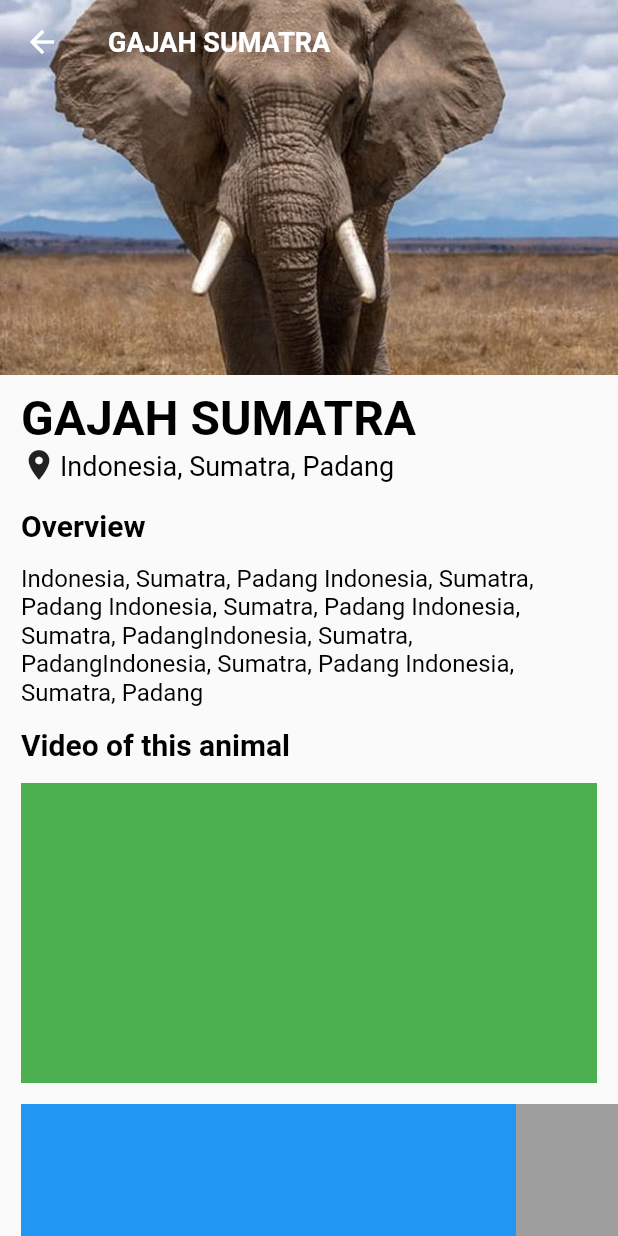
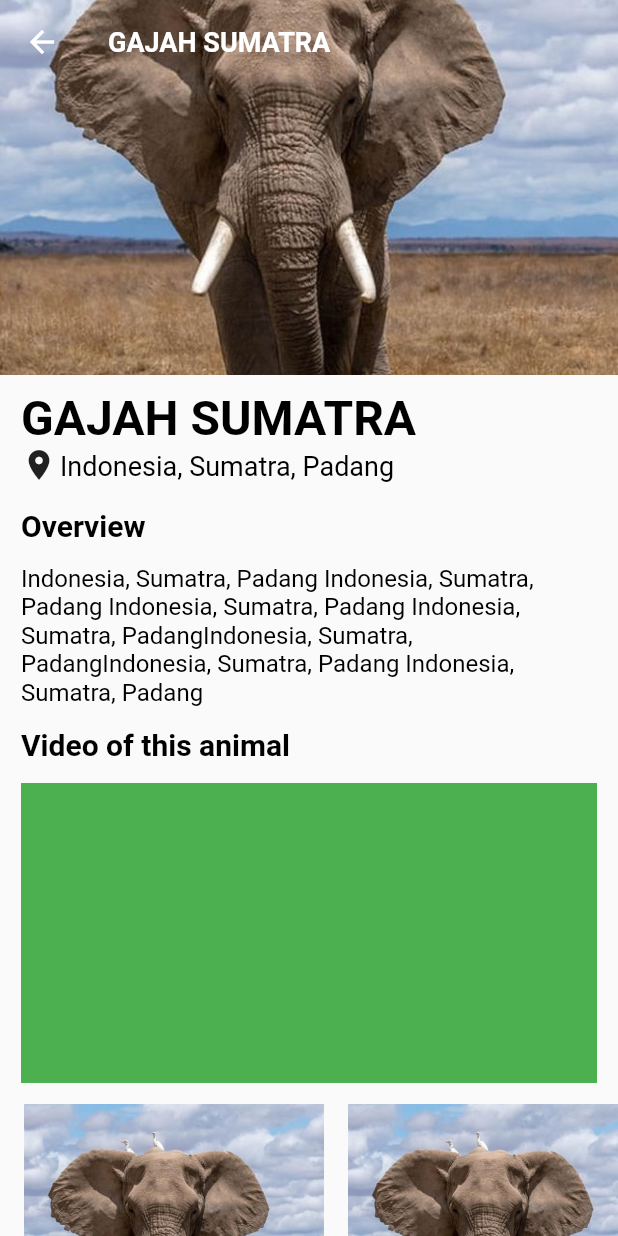
Before and after one commit to AdamAbd/animals_app, a Flutter app: the screen it shows after launch, after a tap on "GAJAH SUMATRA", on a phone screen of 412 x 824 dp. Run offline on Flutter 3.47's test engine with Material 2 defaults, Android fonts, the phone set to English and light mode, and no system bars.

Commit message:
add list of image

```diff
--- a/lib/model/animals_data.dart
+++ b/lib/model/animals_data.dart
@@ -2,12 +2,14 @@ import 'package:flutter/cupertino.dart';
 
 class AnimalsData {
   String name, image, location, desc;
+  List imageList;
 
   AnimalsData({
     @required this.name,
     @required this.image,
     @required this.location,
     @required this.desc,
+    @required this.imageList,
   });
 }
 
@@ -18,6 +20,7 @@ var animalList = {
     location: "Indonesia, Sumatra, Padang",
     desc:
         "Indonesia, Sumatra, Padang Indonesia, Sumatra, Padang Indonesia, Sumatra, Padang Indonesia, Sumatra, PadangIndonesia, Sumatra, PadangIndonesia, Sumatra, Padang Indonesia, Sumatra, Padang ",
+    imageList: ["assets/gajah.jpg", "assets/gajah.jpg", "assets/gajah.jpg"],
   ),
   AnimalsData(
     name: "1 GAJAH SUMATRA",
@@ -25,6 +28,7 @@ var animalList = {
     location: "Indonesia, Sumatra, Padang",
     desc:
         "Indonesia, Sumatra, Padang Indonesia, Sumatra, Padang Indonesia, Sumatra, Padang Indonesia, Sumatra, PadangIndonesia, Sumatra, PadangIndonesia, Sumatra, Padang Indonesia, Sumatra, Padang ",
+    imageList: ["assets/gajah.jpg", "assets/gajah.jpg", "assets/gajah.jpg"],
   ),
   AnimalsData(
     name: "2 GAJAH SUMATRA",
@@ -32,5 +36,6 @@ var animalList = {
     location: "Indonesia, Sumatra, Padang",
     desc:
         "Indonesia, Sumatra, Padang Indonesia, Sumatra, Padang Indonesia, Sumatra, Padang Indonesia, Sumatra, PadangIndonesia, Sumatra, PadangIndonesia, Sumatra, Padang Indonesia, Sumatra, Padang ",
+    imageList: ["assets/gajah.jpg", "assets/gajah.jpg", "assets/gajah.jpg"],
   ),
 };
--- a/lib/pages/descriptionPage.dart
+++ b/lib/pages/descriptionPage.dart
@@ -113,19 +113,21 @@ class DescriptionPage extends StatelessWidget {
                   height: 200.0,
                   child: ListView(
                     scrollDirection: Axis.horizontal,
-                    children: [
-                      SizedBox(width: 14.0),
-                      Container(
-                        width: 330,
-                        height: 200,
-                        color: Colors.blue,
-                      ),
-                      Container(
-                        width: 200.0,
-                        height: 200,
-                        color: Colors.grey,
-                      ),
-                    ],
+                    children: animals.imageList
+                        .map(
+                          (images) => Padding(
+                            padding: const EdgeInsets.only(left: 16.0),
+                            child: Container(
+                              height: 200,
+                              color: Colors.blue,
+                              child: Image.asset(
+                                images,
+                                fit: BoxFit.cover,
+                              ),
+                            ),
+                          ),
+                        )
+                        .toList(),
                   ),
                 ),
               ],
```
